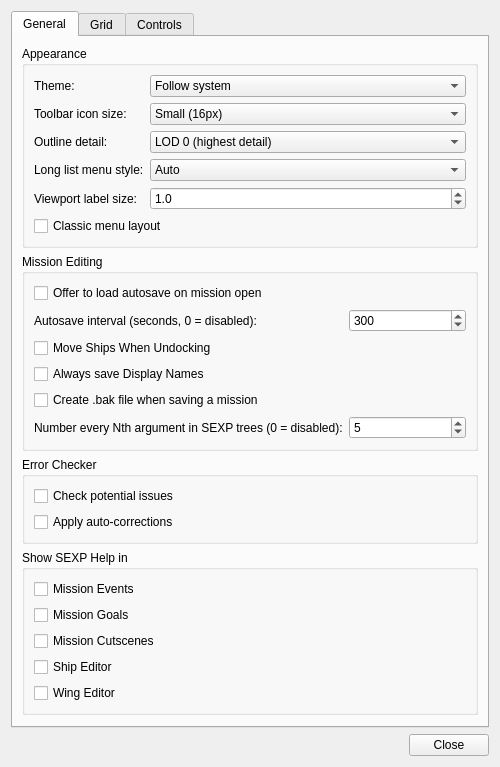
Above: qtfred/ui/PreferencesDialog.ui from scp-fs2open/fs2open.github.com before the change. Below: the same form after it.
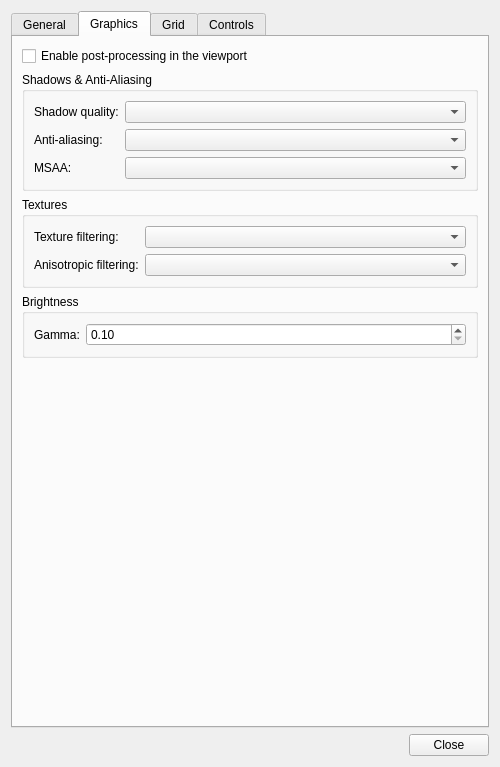
That is the form after the change. The open tabs and pages were chosen to show the change.

Commit message: qtFRED: add graphics settings to the Preferences dialog

The edit to the form file:
```diff
--- a/qtfred/ui/PreferencesDialog.ui
+++ b/qtfred/ui/PreferencesDialog.ui
@@ -399,6 +399,159 @@
        </item>
       </layout>
      </widget>
+     <widget class="QWidget" name="graphicsTab">
+      <attribute name="title">
+       <string>Graphics</string>
+      </attribute>
+      <layout class="QVBoxLayout" name="graphicsLayout">
+       <item>
+        <widget class="QCheckBox" name="enablePostProcessing">
+         <property name="toolTip">
+          <string>Route the 3D viewport through the game's HDR post-processing pipeline (bloom, tonemapping, lightshafts) instead of drawing straight to the screen. The other settings on this tab only have a visible effect while this is on.</string>
+         </property>
+         <property name="text">
+          <string>Enable post-processing in the viewport</string>
+         </property>
+        </widget>
+       </item>
+       <item>
+        <widget class="QGroupBox" name="shadowsAAGroup">
+         <property name="title">
+          <string>Shadows &amp;&amp; Anti-Aliasing</string>
+         </property>
+         <layout class="QFormLayout" name="shadowsAALayout">
+          <item row="0" column="0">
+           <widget class="QLabel" name="shadowQualityLabel">
+            <property name="text">
+             <string>Shadow quality:</string>
+            </property>
+           </widget>
+          </item>
+          <item row="0" column="1">
+           <widget class="QComboBox" name="shadowQualityCombo">
+            <property name="toolTip">
+             <string>Quality of the shadows cast by the mission's sun in the viewport. Requires post-processing to be enabled. Restarting qtFRED is required for a change to take effect.</string>
+            </property>
+           </widget>
+          </item>
+          <item row="1" column="0">
+           <widget class="QLabel" name="aaModeLabel">
+            <property name="text">
+             <string>Anti-aliasing:</string>
+            </property>
+           </widget>
+          </item>
+          <item row="1" column="1">
+           <widget class="QComboBox" name="aaModeCombo">
+            <property name="toolTip">
+             <string>Post-process anti-aliasing mode used in the viewport. Requires post-processing to be enabled.</string>
+            </property>
+           </widget>
+          </item>
+          <item row="2" column="0">
+           <widget class="QLabel" name="msaaLabel">
+            <property name="text">
+             <string>MSAA:</string>
+            </property>
+           </widget>
+          </item>
+          <item row="2" column="1">
+           <widget class="QComboBox" name="msaaCombo">
+            <property name="toolTip">
+             <string>Multisample anti-aliasing used for the viewport's 3D scene. Requires post-processing to be enabled. Restarting qtFRED is required for a change to take effect.</string>
+            </property>
+           </widget>
+          </item>
+         </layout>
+        </widget>
+       </item>
+       <item>
+        <widget class="QGroupBox" name="texturesGroup">
+         <property name="title">
+          <string>Textures</string>
+         </property>
+         <layout class="QFormLayout" name="texturesLayout">
+          <item row="0" column="0">
+           <widget class="QLabel" name="textureFilterLabel">
+            <property name="text">
+             <string>Texture filtering:</string>
+            </property>
+           </widget>
+          </item>
+          <item row="0" column="1">
+           <widget class="QComboBox" name="textureFilterCombo">
+            <property name="toolTip">
+             <string>Mipmap filtering used for textures. Restarting qtFRED is required for a change to take effect.</string>
+            </property>
+           </widget>
+          </item>
+          <item row="1" column="0">
+           <widget class="QLabel" name="anisotropyLabel">
+            <property name="text">
+             <string>Anisotropic filtering:</string>
+            </property>
+           </widget>
+          </item>
+          <item row="1" column="1">
+           <widget class="QComboBox" name="anisotropyCombo">
+            <property name="toolTip">
+             <string>Anisotropic texture filtering level. Restarting qtFRED is required for a change to take effect.</string>
+            </property>
+           </widget>
+          </item>
+         </layout>
+        </widget>
+       </item>
+       <item>
+        <widget class="QGroupBox" name="brightnessGroup">
+         <property name="title">
+          <string>Brightness</string>
+         </property>
+         <layout class="QFormLayout" name="brightnessLayout">
+          <item row="0" column="0">
+           <widget class="QLabel" name="gammaLabel">
+            <property name="text">
+             <string>Gamma:</string>
+            </property>
+           </widget>
+          </item>
+          <item row="0" column="1">
+           <widget class="QDoubleSpinBox" name="gammaSpin">
+            <property name="toolTip">
+             <string>Brightness of the viewport. qtFRED defaults this higher than the game since the viewport isn't normally tonemapped.</string>
+            </property>
+            <property name="decimals">
+             <number>2</number>
+            </property>
+            <property name="minimum">
+             <double>0.10</double>
+            </property>
+            <property name="maximum">
+             <double>5.00</double>
+            </property>
+            <property name="singleStep">
+             <double>0.05</double>
+            </property>
+           </widget>
+          </item>
+         </layout>
+        </widget>
+       </item>
+       <item>
+        <spacer name="graphicsSpacer">
+         <property name="orientation">
+          <enum>Qt::Vertical</enum>
+         </property>
+         <property name="sizeHint" stdset="0">
+          <size>
+           <width>20</width>
+           <height>40</height>
+          </size>
+         </property>
+        </spacer>
+       </item>
+      </layout>
+     </widget>
      <widget class="QWidget" name="gridTab">
       <attribute name="title">
        <string>Grid</string>
```
The commit also changes 17 other files.
